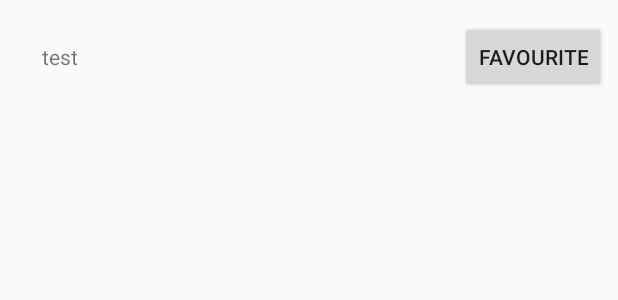
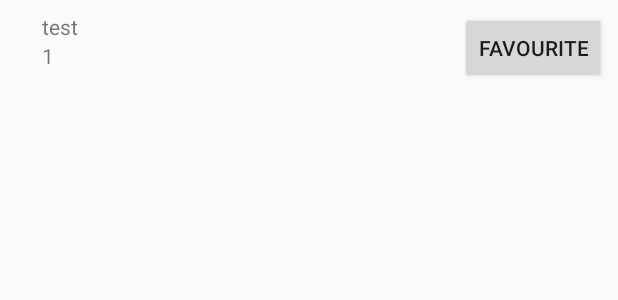
Before and after one commit to robertvargic/GIthubUserSearch, an Android app: the layout list_item_user.xml on its own in the app's theme, with its tools: preview values and no code run, on a phone screen of 412 x 824 dp. Shown: the top 300 px of the screen. Run offline under Robolectric (Android 15) with nearby library versions, the phone set to English and light mode, and no system bars.

Commit message:
Repo list updates

```diff
--- a/app/src/main/java/com/robertvargic/githubusersearch/database/UserDao.kt
+++ b/app/src/main/java/com/robertvargic/githubusersearch/database/UserDao.kt
@@ -25,6 +25,8 @@ interface UserDao {
     @Insert
     fun insert(repositoryList: MutableList<Repository>)
 
-//    @Query("SELECT * from repository WHERE owner = :userId")
-//    fun getRepoList(userId: String): MutableList<Repository>
+    @Query("SELECT * from repositoryTable WHERE userId = :userId")
+    fun getRepoListByUserId(userId: String): MutableList<Repository>
+
+
 }
--- a/app/src/main/java/com/robertvargic/githubusersearch/ui/adapters/RepositoryListAdapter.kt
+++ b/app/src/main/java/com/robertvargic/githubusersearch/ui/adapters/RepositoryListAdapter.kt
@@ -26,7 +26,7 @@ class RepositoryListAdapter(private val items: List<Repository>, private val con
 
     class ViewHolder(view: View) : RecyclerView.ViewHolder(view) {
         fun bindData(repository: Repository) {
-            itemView.repositoryName.text = repository.id
+            itemView.repositoryName.text = repository.name
         }
     }
 }
--- a/app/src/main/java/com/robertvargic/githubusersearch/ui/adapters/UserListAdapter.kt
+++ b/app/src/main/java/com/robertvargic/githubusersearch/ui/adapters/UserListAdapter.kt
@@ -26,7 +26,8 @@ class UserListAdapter(private val items: MutableList<User>, private val context:
 
     class ViewHolder(view: View, private val listener: OnSearchUserClickListener?) : RecyclerView.ViewHolder(view) {
         fun bindData(user: User) {
-            itemView.userName.text = user.userName
+            itemView.userName.text = user.name
+            itemView.numberOfRepos.text = user.numberOfPublicRepos
             if (listener != null) {
                 itemView.favouriteButton.setOnClickListener({ view -> listener.onFavouriteClick(user) })
             }
--- a/app/src/main/res/layout/list_item_user.xml
+++ b/app/src/main/res/layout/list_item_user.xml
@@ -1,8 +1,8 @@
 <?xml version="1.0" encoding="utf-8"?>
 <android.support.constraint.ConstraintLayout xmlns:android="http://schemas.android.com/apk/res/android"
+    xmlns:app="http://schemas.android.com/apk/res-auto"
     android:layout_width="match_parent"
     android:layout_height="wrap_content"
-    xmlns:app="http://schemas.android.com/apk/res-auto"
     android:layout_margin="8dp"
     android:background="?android:attr/selectableItemBackground"
     android:clickable="true"
@@ -10,19 +10,28 @@
 
     <TextView
         android:id="@+id/userName"
-        android:layout_width="match_parent"
+        android:layout_width="wrap_content"
         android:layout_height="wrap_content"
-        android:padding="20dp"
+        android:paddingLeft="20dp"
+        android:paddingRight="20dp"
         android:text="test" />
 
+    <TextView
+        android:id="@+id/numberOfRepos"
+        android:layout_width="wrap_content"
+        android:layout_height="wrap_content"
+        android:paddingLeft="20dp"
+        android:paddingRight="20dp"
+        android:text="1"
+        app:layout_constraintTop_toBottomOf="@id/userName" />
+
     <Button
+        android:id="@+id/favouriteButton"
         android:layout_width="wrap_content"
         android:layout_height="wrap_content"
         android:text="Favourite"
-        android:id="@+id/favouriteButton"
+        app:layout_constraintBottom_toBottomOf="parent"
         app:layout_constraintEnd_toEndOf="parent"
-        app:layout_constraintTop_toTopOf="parent"
-        app:layout_constraintBottom_toBottomOf="parent"
-        />
+        app:layout_constraintTop_toTopOf="parent" />
 
 </android.support.constraint.ConstraintLayout>
--- a/build.gradle
+++ b/build.gradle
@@ -7,7 +7,7 @@ buildscript {
         jcenter()
     }
     dependencies {
-        classpath 'com.android.tools.build:gradle:3.1.2'
+        classpath 'com.android.tools.build:gradle:3.1.3'
         classpath "org.jetbrains.kotlin:kotlin-gradle-plugin:$kotlin_version"
 
         // NOTE: Do not place your application dependencies here; they belong
```
Also changed, not shown: app/src/main/java/com/robertvargic/githubusersearch/model/Repository.kt (+7 -3 lines), app/src/main/java/com/robertvargic/githubusersearch/model/User.kt (+6 -1 lines).
